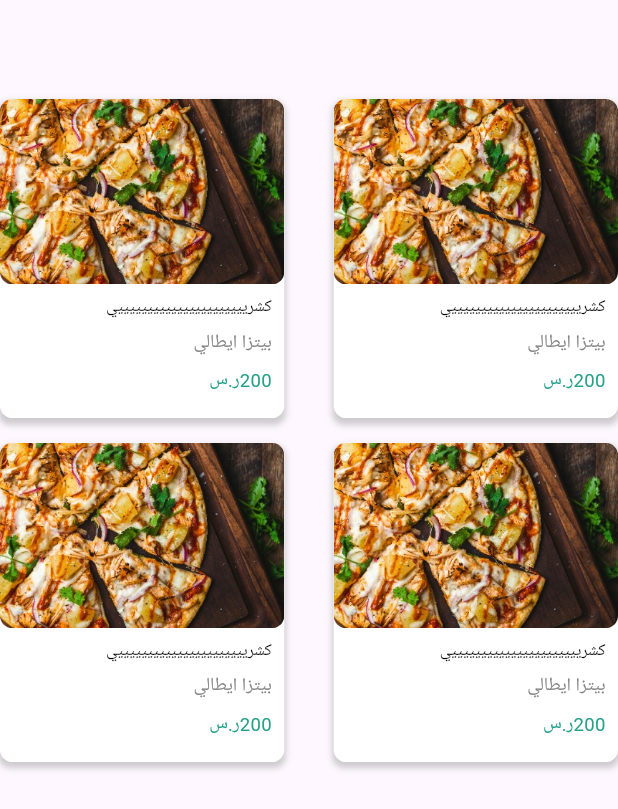
After one commit to abdallhghareeb/new, a Flutter app: the screen it shows after launch, scrolled down 576 dp, after a tap on "Page 1", after a tap on "Page 2", on a phone screen of 412 x 824 dp. The commit adds this screen. Shown: the top 809 px of the screen. Run offline on Flutter 3.47's test engine with Material 3 defaults, Android fonts, the light colour scheme and no system bars; our stand-ins replace bloc, carousel_slider, dartz, dio, equatable, flutter_bloc and 10 more; missing offline and left inert: dart:ffi, floating_dialog, time_machine; network calls fail; Roboto replaces fonts that are missing (Cairo).

Commit message:
5/6 start end of day

```diff
--- /dev/null
+++ b/lib/core/models/abstract_model.dart
@@ -0,0 +1,10 @@
+abstract class AbstractClass{
+  late String name;
+  late String price;
+  late String  description;
+  late String   image;
+}
+
+abstract class SuperAbstract{
+  List<AbstractClass> ? superList();
+}
--- a/lib/core/widget/text_field.dart
+++ b/lib/core/widget/text_field.dart
@@ -99,7 +99,8 @@ class TextFieldWidget extends StatelessWidget {
       isDense: true,
       counterStyle: TextStyleClass.normalStyle(),
       labelText: labelText==null?null:LanguageProvider.translate('inputs', labelText!,),
-      hintText: hintText==null?null:LanguageProvider.translate('hints', hintText!,),
+      // hintText: hintText==null?null:LanguageProvider.translate('hints', hintText!,),
+      hintText: hintText,
       hintStyle: hintStyle??TextStyleClass.normalStyle(color: Colors.grey),
       fillColor: color??Colors.white,
       filled: true,
--- /dev/null
+++ b/lib/features/abstract_test/domain/entities/abstract_entity.dart
@@ -0,0 +1,25 @@
+import 'package:untitled1/core/models/abstract_model.dart';
+
+class TestEntity implements AbstractClass {
+
+
+  @override
+  String description;
+  @override
+  String name;
+  @override
+  String price;
+  @override
+  String image;
+
+
+   TestEntity({
+    required this.description,
+    required this.name,
+    required this.price,
+    required this.image,
+
+  });
+
+
+}
--- /dev/null
+++ b/lib/features/abstract_test/domain/entities/my_abstract_entity.dart
@@ -0,0 +1,23 @@
+import 'package:untitled1/core/models/abstract_model.dart';
+
+class MyTestEntity implements AbstractClass {
+  @override
+   String description;
+  @override
+   String name;
+  @override
+   String price;
+  @override
+   String image;
+
+
+   MyTestEntity({
+    required this.description,
+    required this.name,
+    required this.price,
+    required this.image,
+
+  });
+
+
+}
--- /dev/null
+++ b/lib/features/abstract_test/presentation/pages/my_test_page.dart
@@ -0,0 +1,35 @@
+import 'dart:ffi';
+
+import 'package:flutter/material.dart';
+import 'package:provider/provider.dart';
+import 'package:sizer/sizer.dart';
+import 'package:untitled1/core/constant/constant.dart';
+import 'package:untitled1/features/abstract_test/domain/entities/abstract_entity.dart';
+
+import '../provider/my_entity_provider.dart';
+import '../widgets/abstract__List.dart';
+
+class MyTestHome extends StatelessWidget {
+  MyTestHome({super.key});
+
+  final GlobalKey<ScaffoldState> myKey = GlobalKey();
+
+  @override
+  Widget build(BuildContext context) {
+    var testProvider= Provider.of<TestProvider>(context) ;
+    return Scaffold(
+        key: myKey,
+        body: SizedBox(
+            width: 100.w,
+            height: 100.h,
+            child:  SingleChildScrollView(
+              child: Column(
+                crossAxisAlignment: CrossAxisAlignment.end,
+                children: [
+                  SizedBox(height: 8.h,),
+                  TestHomeList(superAbstract: testProvider,),
+                ],
+              ),
+            )));
+  }
+}
--- /dev/null
+++ b/lib/features/abstract_test/presentation/pages/test_home.dart
@@ -0,0 +1,36 @@
+import 'dart:ffi';
+
+import 'package:flutter/material.dart';
+import 'package:provider/provider.dart';
+import 'package:sizer/sizer.dart';
+import 'package:untitled1/core/constant/constant.dart';
+import 'package:untitled1/features/abstract_test/domain/entities/abstract_entity.dart';
+import 'package:untitled1/features/abstract_test/presentation/provider/entity_provider.dart';
+
+import '../widgets/abstract__List.dart';
+
+class TestHome extends StatelessWidget {
+  TestHome({super.key});
+
+  final GlobalKey<ScaffoldState> myKey = GlobalKey();
+
+  @override
+  Widget build(BuildContext context) {
+    var testProvider= Provider.of<EntityProvider>(context) ;
+
+    return Scaffold(
+        key: myKey,
+        body: SizedBox(
+            width: 100.w,
+            height: 100.h,
+            child:  SingleChildScrollView(
+              child: Column(
+                crossAxisAlignment: CrossAxisAlignment.end,
+                children: [
+                  SizedBox(height: 8.h,),
+                  TestHomeList(superAbstract: testProvider),
+                ],
+              ),
+            )));
+  }
+}
--- /dev/null
+++ b/lib/features/abstract_test/presentation/provider/entity_provider.dart
@@ -0,0 +1,42 @@
+import 'package:flutter/material.dart';
+import 'package:untitled1/core/models/abstract_model.dart';
+import 'package:untitled1/features/abstract_test/domain/entities/abstract_entity.dart';
+import '../../../../core/constant/images.dart';
+
+
+class EntityProvider with ChangeNotifier  implements SuperAbstract{
+  List<TestEntity> itemInMarket = [
+    TestEntity(
+        name: "فراخ",
+        image: Images.orderImage,
+        price:"300000",
+        description: "فتة شاورما"
+    ),
+    TestEntity(
+        name: "فراخ",
+        image: Images.orderImage,
+        price:"300000",
+        description: "فتة شاورما"
+    ),
+    TestEntity(
+        name: "فراخ",
+        image: Images.orderImage,
+        price:"300000",
+        description: "فتة شاورما"
+    ),
+    TestEntity(
+        name: "فراخ",
+        image: Images.orderImage,
+        price:"300000",
+        description: "فتة شاورما"
+    )
+  ];
+
+
+  @override
+  List<AbstractClass>? superList() {
+    return itemInMarket;
+  }
+
+
+}
--- /dev/null
+++ b/lib/features/abstract_test/presentation/provider/my_entity_provider.dart
@@ -0,0 +1,35 @@
+import 'package:flutter/material.dart';
+import 'package:untitled1/core/models/abstract_model.dart';
+import 'package:untitled1/features/abstract_test/domain/entities/my_abstract_entity.dart';
+
+import '../../../../core/constant/images.dart';
+
+class TestProvider with ChangeNotifier implements SuperAbstract {
+  List<MyTestEntity> itemInMarket = [
+    MyTestEntity(
+        name: "كشرييييييييييييييييييييييي",
+        image: Images.italyImage,
+        price: "200",
+        description: "بيتزا ايطالي"),
+    MyTestEntity(
+        name: "كشرييييييييييييييييييييييي",
+        image: Images.italyImage,
+        price: "200",
+        description: "بيتزا ايطالي"),
+    MyTestEntity(
+        name: "كشرييييييييييييييييييييييي",
+        image: Images.italyImage,
+        price: "200",
+        description: "بيتزا ايطالي"),
+    MyTestEntity(
+        name: "كشرييييييييييييييييييييييي",
+        image: Images.italyImage,
+        price: "200",
+        description: "بيتزا ايطالي")
+  ];
+
+  @override
+  List<AbstractClass>? superList() {
+    return itemInMarket;
+  }
+}
--- /dev/null
+++ b/lib/features/abstract_test/presentation/widgets/abstract__List.dart
@@ -0,0 +1,25 @@
+import 'package:flutter/material.dart';
+import 'package:sizer/sizer.dart';
+import '../../../../core/models/abstract_model.dart';
+import 'test_abstract_widget.dart';
+
+class TestHomeList extends StatelessWidget {
+  SuperAbstract superAbstract ;
+  TestHomeList({super.key,required this.superAbstract});
+
+  @override
+  Widget build(BuildContext context) {
+    return SizedBox(
+      width: 100.w,
+      child: Wrap(
+        runSpacing: 2.h,
+        alignment: WrapAlignment.spaceBetween,
+        children: [
+          ...List.generate(superAbstract.superList()?.length ??0, (index) {
+            return  TestWidget(abstractModel: superAbstract.superList()![index],);
+          }),
+        ]
+      ),
+    );
+  }
+}
--- /dev/null
+++ b/lib/features/abstract_test/presentation/widgets/test_abstract_widget.dart
@@ -0,0 +1,113 @@
+import 'package:flutter/material.dart';
+import 'package:hexcolor/hexcolor.dart';
+import 'package:provider/provider.dart';
+import 'package:sizer/sizer.dart';
+import 'package:untitled1/config/text_style.dart';
+import 'package:untitled1/features/abstract_test/domain/entities/abstract_entity.dart';
+import '../../../../core/constant/colors.dart';
+import '../../../../core/constant/images.dart';
+import '../../../../core/models/abstract_model.dart';
+
+
+class TestWidget extends StatelessWidget {
+  AbstractClass abstractModel;
+  TestWidget( {super.key, required this.abstractModel});
+  @override
+  Widget build(BuildContext context) {
+
+    return GestureDetector(
+      onTap: () {
+      },
+      child: Container(
+        width: 46.w,
+        decoration: BoxDecoration(
+            color: Colors.white,
+            borderRadius: BorderRadius.circular(2.w),
+            boxShadow: [
+              BoxShadow(
+                color: Colors.grey.withOpacity(0.5),
+                spreadRadius: 1,
+                blurRadius: 3,
+                offset: const Offset(0, 3), // changes position of shadow
+              ),
+            ]),
+        child: Column(
+          children: [
+            SizedBox(
+              width: 100.w,
+              height: 15.h,
+              child: ClipRRect(
+                borderRadius: BorderRadius.circular(2.w),
+                child: SizedBox.fromSize(
+                  size: Size.fromRadius(2.w), // Image radius
+                  child: Image(
+                    image:  AssetImage(
+                      abstractModel.image,
+                    ),
+                    fit: BoxFit.cover,
+                    height: 20.h,
+                  ),
+                ),
+              ),
+            ),
+            Container(
+              padding: EdgeInsets.symmetric(horizontal: 1.h,vertical: 1.h),
+              child: Column(
+                crossAxisAlignment: CrossAxisAlignment.end,
+                children: [
+                  Text(abstractModel.name,
+                    // "${marketData.name}",
+                    textAlign: TextAlign.right,
+                    style: TextStyleClass.normalStyle(fontSize: 8.sp),
+                    overflow: TextOverflow.ellipsis,
+                    maxLines: 1,
+                  ),
+                  SizedBox(
+                    height: 2.w,
+                  ),
+                  Text(
+                    abstractModel.description,
+                    // marketData.name,
+                    textAlign: TextAlign.right,
+                    style: TextStyleClass.smallStyle(
+                      color: HexColor("#878787"),
+
+                    ),
+                    maxLines: 2,
+                    overflow: TextOverflow.ellipsis,
+                  ),
+                  SizedBox(
+                    height: 2.w,
+                  ),
+                  Row(
+                    mainAxisAlignment: MainAxisAlignment.end,
+                    children: [
+                      Text(
+                        "    ر.س",
+                        textAlign: TextAlign.right,
+                        style: TextStyleClass.smallStyle(
+                          color: MyColor.firstColor,
+                        ),
+                      ),
+                      Text(
+                        abstractModel.price,
+                        // "${marketData.price}",
+                        textAlign: TextAlign.right,
+                        style: TextStyleClass.smallStyle(
+                          color: MyColor.firstColor,
+                        ),
+                      ),
+                    ],
+                  ),
+                  SizedBox(
+                    height: 2.w,
+                  ),
+                ],
+              ),
+            ),
+          ],
+        ),
+      ),
+    );
+  }
+}
--- a/lib/features/main/presentation/widgets/main_page.dart
+++ b/lib/features/main/presentation/widgets/main_page.dart
@@ -3,9 +3,13 @@ import 'package:flutter/material.dart';
 import 'package:flutter/widgets.dart';
 import 'package:provider/provider.dart';
 import 'package:sizer/sizer.dart';
+import 'package:untitled1/config/text_style.dart';
 import 'package:untitled1/core/constant/constant.dart';
+import 'package:untitled1/core/helper_functions/navigation.dart';
 import 'package:untitled1/features/home/presentation/widgets/app_bar_widget.dart';
 import 'package:untitled1/features/home/presentation/widgets/main_list_categories.dart';
+import '../../../abstract_test/presentation/pages/my_test_page.dart';
+import '../../../abstract_test/presentation/pages/test_home.dart';
 import '../../../banners/presentation/widgets/banner_resturant_widget.dart';
 import '../../../home/presentation/provider/bottom_nav_provider.dart';
 import '../../../home/presentation/widgets/bottom_nav_widget.dart';
@@ -25,6 +29,41 @@ class MainScreen extends StatelessWidget {
       body: bottomNavProvider.changeNavWidget(),
       bottomNavigationBar:  BottomNavWidget(),
       extendBody: true,
+      floatingActionButtonLocation: FloatingActionButtonLocation.centerFloat,
+      floatingActionButton: Padding(
+        padding:  EdgeInsets.only(bottom: 15.h),
+        child: Row(
+          mainAxisAlignment: MainAxisAlignment.center,
+
+          children: [
+            Container(
+              decoration: BoxDecoration(
+                  borderRadius: BorderRadius.circular(6.w),
+                  color: Colors.white
+              ),
+              child: TextButton(onPressed: (){
+                navP(TestHome());
+              }, child: Text(
+                "Page 1",style: TextStyleClass.semiBoldStyle(),
+              )),
+            ),
+            SizedBox(width: 3.w,),
+            Container(
+              decoration: BoxDecoration(
+                  borderRadius: BorderRadius.circular(6.w),
+                  color: Colors.red
+              ),
+              child: TextButton(onPressed: (){
+                navP(MyTestHome());
+              }, child: Text(
+
+                "Page 2",style: TextStyleClass.semiBoldStyle(),
+              )),
+            ),
+
+          ],
+        ),
+      ),
 
     );
   }
--- a/lib/features/videos/presentation/widgets/list_comment_widget.dart
+++ b/lib/features/videos/presentation/widgets/list_comment_widget.dart
@@ -40,10 +40,11 @@ class ListCommentWidget extends StatelessWidget {
             height: 0.2.h,
             width: 100.w,
           ),
-          TextFieldWidget(controller: commentProvider.commentController
-            ,color:Colors.transparent,
+          TextFieldWidget(
+            controller: commentProvider.commentController,
+            elevation: 0,
             borderColor: Colors.transparent,
-            elevation: 0,
+
             suffix: Row(
               children: [
                 SizedBox(
@@ -57,7 +58,8 @@ class ListCommentWidget extends StatelessWidget {
 
               ],
             ),
-
+            contentPadding: EdgeInsets.symmetric(horizontal: 5.w),
+            hintText: "اكتب تعليق",
           ),
         ],
       ),
--- a/lib/main.dart
+++ b/lib/main.dart
@@ -3,9 +3,11 @@ import 'package:provider/provider.dart';
 import 'package:sizer/sizer.dart';
 import 'package:untitled1/core/constant/constant.dart';
 import 'package:untitled1/core/helper_functions/api.dart';
+import 'package:untitled1/features/abstract_test/presentation/provider/my_entity_provider.dart';
 import 'package:untitled1/features/cart/presentation/provider/cart_provider.dart';
 import 'package:untitled1/features/home/presentation/provider/bottom_nav_provider.dart';
 import 'package:untitled1/features/markets/presentation/provider/market_provider.dart';
+import 'features/abstract_test/presentation/provider/entity_provider.dart';
 import 'features/banners/presentation/provider/banner_provider.dart';
 import 'features/home/presentation/pages/home_page.dart';
 import 'features/home/presentation/provider/home_provider.dart';
@@ -45,11 +47,15 @@ class MyApp extends StatelessWidget {
             ChangeNotifierProvider(create: (context) => LoginProvider(),),
             ChangeNotifierProvider(create: (context) => VideosProvider()..initState(),),
             ChangeNotifierProvider(create: (context) => CommentProvider(),),
+            ChangeNotifierProvider(create: (context) => TestProvider(),),
+            ChangeNotifierProvider(create: (context) => EntityProvider(),),
           ],
           child: MaterialApp(
               navigatorKey: Constants.navState,
               debugShowCheckedModeBanner: false,
-              home: MainScreen()),
+              home: MainScreen()
+
+          ),
         );
       },
     );
```
